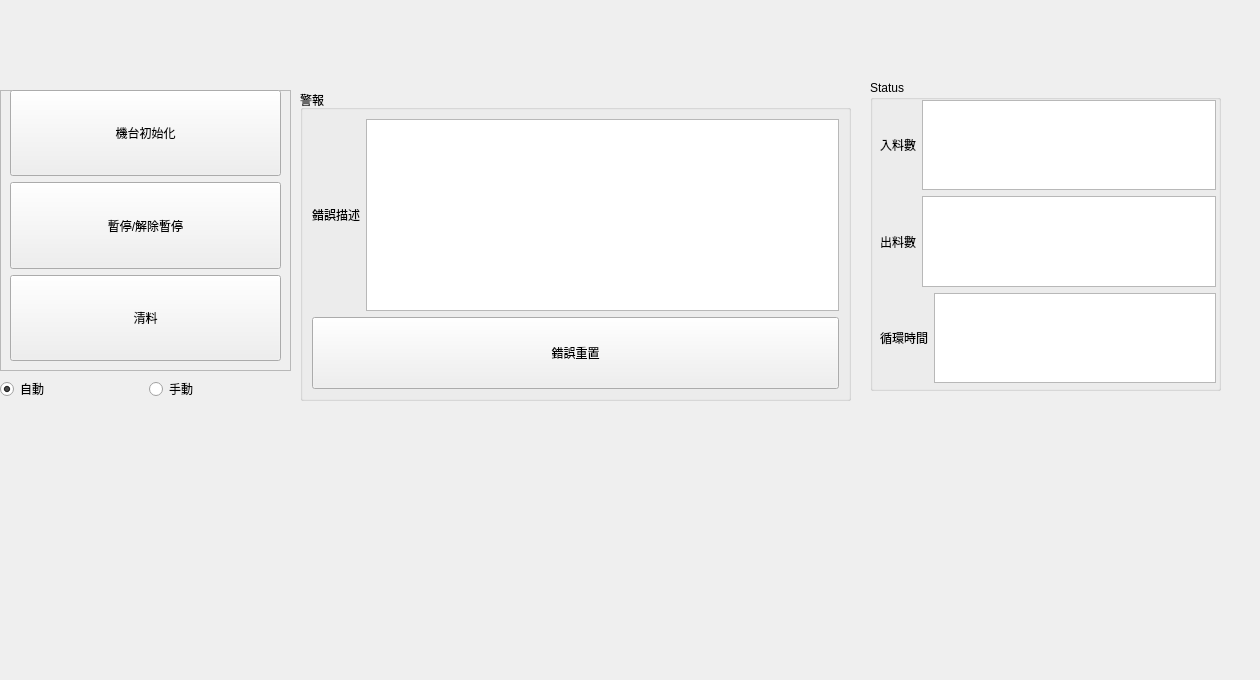
This is bank-view/frontcontrolpanel.ui in smandyscom/front-base-widget as Qt 5 draws it before an edit. The edited form follows.
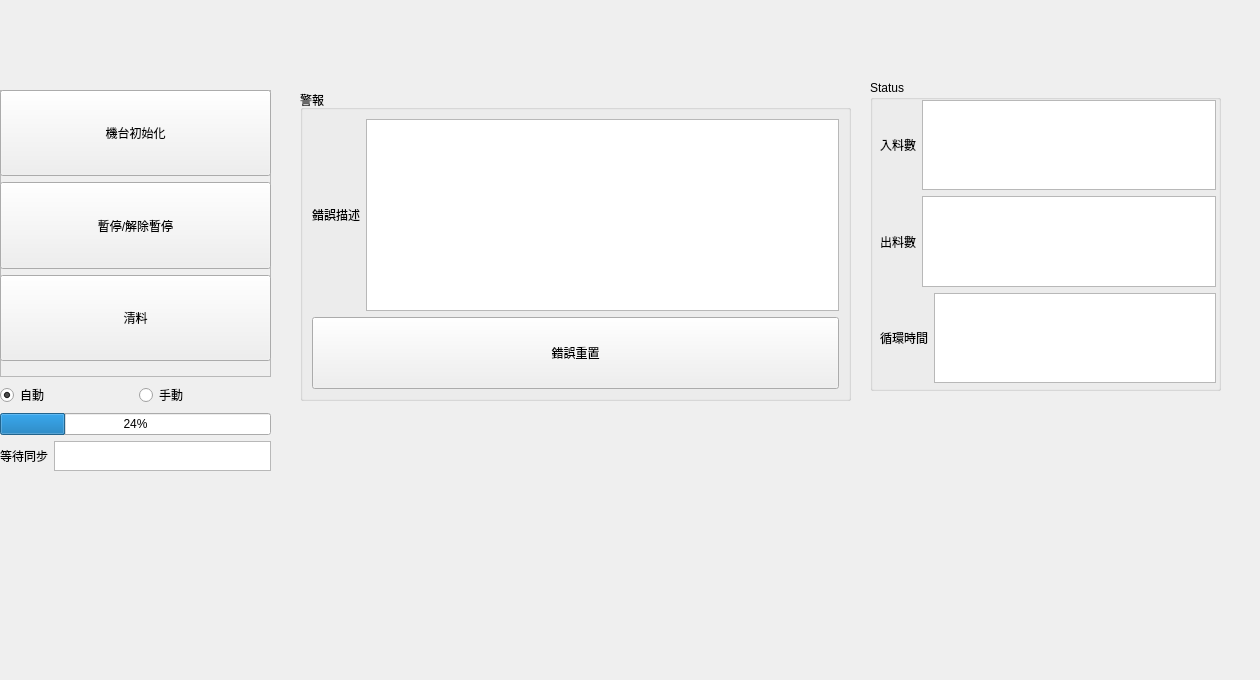
This is the edited form.

Commit message: auto sync implemented

The edit to the form file:
```diff
--- a/bank-view/frontcontrolpanel.ui
+++ b/bank-view/frontcontrolpanel.ui
@@ -131,15 +131,15 @@
     <rect>
      <x>0</x>
      <y>90</y>
-     <width>291</width>
-     <height>311</height>
+     <width>271</width>
+     <height>381</height>
     </rect>
    </property>
    <layout class="QVBoxLayout" name="verticalLayout_4">
     <item>
      <widget class="QFrame" name="frameAuto">
       <property name="sizePolicy">
-       <sizepolicy hsizetype="Expanding" vsizetype="Expanding">
+       <sizepolicy hsizetype="Preferred" vsizetype="MinimumExpanding">
         <horstretch>0</horstretch>
         <verstretch>0</verstretch>
        </sizepolicy>
@@ -153,13 +153,16 @@
       <widget class="QWidget" name="layoutWidget">
        <property name="geometry">
         <rect>
-         <x>10</x>
+         <x>0</x>
          <y>0</y>
          <width>271</width>
          <height>271</height>
         </rect>
        </property>
        <layout class="QVBoxLayout" name="verticalLayout_3">
+        <property name="sizeConstraint">
+         <enum>QLayout::SetDefaultConstraint</enum>
+        </property>
         <item>
          <widget class="QPushButton" name="pushButtonInitialize">
           <property name="sizePolicy">
@@ -224,18 +227,52 @@
       </item>
      </layout>
     </item>
+    <item>
+     <layout class="QVBoxLayout" name="verticalLayoutSync">
+      <item>
+       <widget class="QProgressBar" name="progressBarSync">
+        <property name="sizePolicy">
+         <sizepolicy hsizetype="Minimum" vsizetype="Fixed">
+          <horstretch>0</horstretch>
+          <verstretch>0</verstretch>
+         </sizepolicy>
+        </property>
+        <property name="value">
+         <number>24</number>
+        </property>
+       </widget>
+      </item>
+      <item>
+       <layout class="QHBoxLayout" name="horizontalLayout">
+        <item>
+         <widget class="QLabel" name="labelSync">
+          <property name="text">
+           <string>等待同步</string>
+          </property>
+         </widget>
+        </item>
+        <item>
+         <widget class="QTextBrowser" name="textBrowserSyncCount">
+          <property name="sizePolicy">
+           <sizepolicy hsizetype="Minimum" vsizetype="Minimum">
+            <horstretch>0</horstretch>
+            <verstretch>0</verstretch>
+           </sizepolicy>
+          </property>
+          <property name="maximumSize">
+           <size>
+            <width>16777215</width>
+            <height>30</height>
+           </size>
+          </property>
+         </widget>
+        </item>
+       </layout>
+      </item>
+     </layout>
+    </item>
    </layout>
   </widget>
-  <widget class="QWidget" name="widgetTransfer" native="true">
-   <property name="geometry">
-    <rect>
-     <x>20</x>
-     <y>430</y>
-     <width>271</width>
-     <height>141</height>
-    </rect>
-   </property>
-  </widget>
  </widget>
  <resources/>
  <connections/>
```
Left out of the diff: 2 changed lines with no effect on the pictures. The commit also changes 12 other files.
